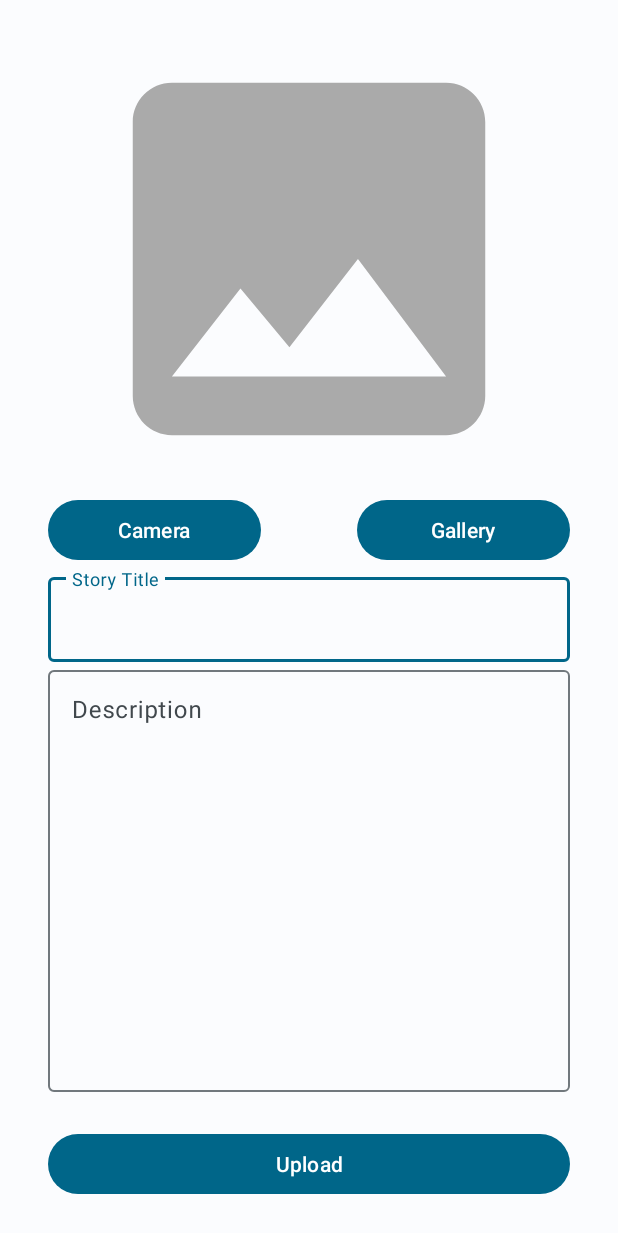
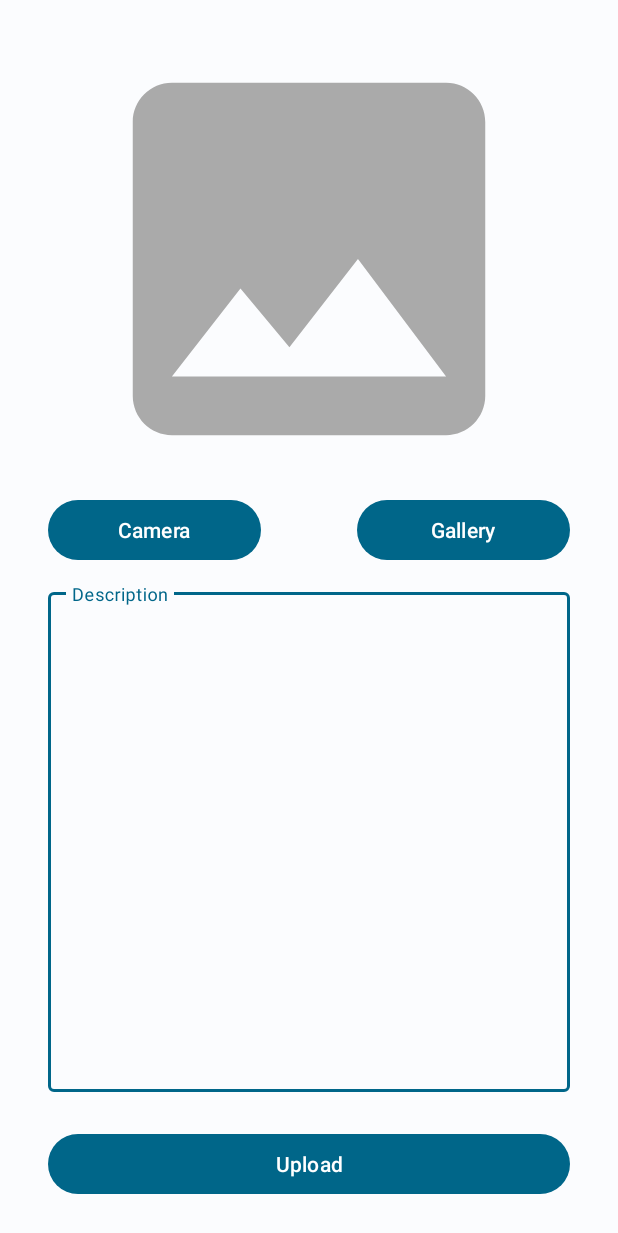
Before and after one commit to arifamsar/StoryApp, an Android app: the AddStoryActivity screen opened directly, with no data from a screen before it, on a phone screen of 412 x 824 dp. Shown: the top 1233 px of the screen. Run offline under Robolectric (Android 15) with nearby library versions, the light colour scheme and no system bars; network calls fail; pictures from the network do not load.

Commit message:
Create Intent Gallery and fix some strings

```diff
--- a/app/src/main/java/com/arfsar/storyapp/ui/AddStoryActivity.kt
+++ /dev/null
@@ -1,12 +0,0 @@
-package com.arfsar.storyapp.ui
-
-import androidx.appcompat.app.AppCompatActivity
-import android.os.Bundle
-import com.arfsar.storyapp.R
-
-class AddStoryActivity : AppCompatActivity() {
-    override fun onCreate(savedInstanceState: Bundle?) {
-        super.onCreate(savedInstanceState)
-        setContentView(R.layout.activity_add_story)
-    }
-}
--- /dev/null
+++ b/app/src/main/java/com/arfsar/storyapp/ui/addstory/AddStoryActivity.kt
@@ -0,0 +1,63 @@
+package com.arfsar.storyapp.ui.addstory
+
+import android.Manifest
+import android.net.Uri
+import android.os.Bundle
+import android.util.Log
+import android.widget.Toast
+import androidx.activity.result.PickVisualMediaRequest
+import androidx.activity.result.contract.ActivityResultContracts
+import androidx.appcompat.app.AppCompatActivity
+import com.arfsar.storyapp.databinding.ActivityAddStoryBinding
+
+class AddStoryActivity : AppCompatActivity() {
+
+    private lateinit var binding: ActivityAddStoryBinding
+
+    private var currentImageUri: Uri? = null
+
+    private val requestPermissionLauncher = registerForActivityResult(
+        ActivityResultContracts.RequestPermission()
+    ) { isGranted: Boolean ->
+        if (isGranted) {
+            Toast.makeText(this, "Permission request granted", Toast.LENGTH_SHORT).show()
+        } else {
+            Toast.makeText(this, "Permission request denied", Toast.LENGTH_SHORT).show()
+        }
+    }
+
+    override fun onCreate(savedInstanceState: Bundle?) {
+        super.onCreate(savedInstanceState)
+        binding = ActivityAddStoryBinding.inflate(layoutInflater)
+        setContentView(binding.root)
+
+        binding.galleryButton.setOnClickListener { selectImage()}
+
+    }
+
+    private fun selectImage() {
+        launcherGallery.launch(PickVisualMediaRequest(ActivityResultContracts.PickVisualMedia.ImageOnly))
+    }
+
+    private val launcherGallery = registerForActivityResult(
+        ActivityResultContracts.PickVisualMedia()
+    ) { uri: Uri? ->
+        if (uri != null) {
+            currentImageUri = uri
+            showImage()
+        } else {
+            Log.d("Photo Picker", "No Media selected")
+        }
+    }
+
+    private fun showImage() {
+        currentImageUri?.let {
+            Log.d("Image URI", "showImage: $it")
+            binding.previewImageView.setImageURI(it)
+        }
+    }
+
+    companion object {
+        private const val REQUIRED_PERMISSION = Manifest.permission.CAMERA
+    }
+}
--- /dev/null
+++ b/app/src/main/java/com/arfsar/storyapp/ui/addstory/AddStoryViewModel.kt
@@ -0,0 +1,4 @@
+package com.arfsar.storyapp.ui.addstory
+
+class AddStoryViewModel {
+}
--- a/app/src/main/java/com/arfsar/storyapp/ui/main/MainActivity.kt
+++ b/app/src/main/java/com/arfsar/storyapp/ui/main/MainActivity.kt
@@ -11,14 +11,15 @@ import com.arfsar.storyapp.R
 import com.arfsar.storyapp.data.ResultState
 import com.arfsar.storyapp.data.response.ListStoryItem
 import com.arfsar.storyapp.databinding.ActivityMainBinding
-import com.arfsar.storyapp.ui.AddStoryActivity
 import com.arfsar.storyapp.ui.ViewModelFactory
 import com.arfsar.storyapp.ui.adapter.StoryAdapter
+import com.arfsar.storyapp.ui.addstory.AddStoryActivity
 import com.arfsar.storyapp.ui.detail.DetailStoryActivity
 import com.arfsar.storyapp.ui.utils.Extra.EXTRA_DETAIL
 import com.arfsar.storyapp.ui.welcome.WelcomeActivity
 
 class MainActivity : AppCompatActivity() {
+
     private lateinit var binding: ActivityMainBinding
 
     private val viewModel by viewModels<MainViewModel> {
--- a/app/src/main/res/layout/activity_add_story.xml
+++ b/app/src/main/res/layout/activity_add_story.xml
@@ -4,7 +4,7 @@
     xmlns:tools="http://schemas.android.com/tools"
     android:layout_width="match_parent"
     android:layout_height="match_parent"
-    tools:context=".ui.AddStoryActivity">
+    tools:context=".ui.addstory.AddStoryActivity">
 
     <ImageView
         android:id="@+id/previewImageView"
@@ -60,35 +60,17 @@
         app:layout_constraintStart_toStartOf="parent" />
 
     <com.google.android.material.textfield.TextInputLayout
-        android:id="@+id/layoutTitleInput"
-        android:layout_width="0dp"
-        android:layout_height="wrap_content"
-        android:layout_marginStart="32dp"
-        android:layout_marginTop="50dp"
-        android:layout_marginEnd="32dp"
-        app:layout_constraintEnd_toEndOf="parent"
-        app:layout_constraintStart_toStartOf="parent"
-        app:layout_constraintTop_toBottomOf="@+id/previewImageView">
-
-        <com.google.android.material.textfield.TextInputEditText
-            android:id="@+id/editTextTitle"
-            android:layout_width="match_parent"
-            android:layout_height="wrap_content"
-            android:hint="@string/title"
-            android:inputType="text" />
-    </com.google.android.material.textfield.TextInputLayout>
-
-    <com.google.android.material.textfield.TextInputLayout
         android:id="@+id/layoutDescriptionInput"
         android:layout_width="0dp"
         android:layout_height="0dp"
         android:layout_marginStart="32dp"
+        android:layout_marginTop="60dp"
         android:layout_marginEnd="32dp"
         android:layout_marginBottom="24dp"
         app:layout_constraintBottom_toTopOf="@id/uploadButton"
         app:layout_constraintEnd_toEndOf="parent"
         app:layout_constraintStart_toStartOf="parent"
-        app:layout_constraintTop_toBottomOf="@id/layoutTitleInput">
+        app:layout_constraintTop_toBottomOf="@id/guidelineHorizontal">
 
         <com.google.android.material.textfield.TextInputEditText
             android:id="@+id/editTextDescription"
--- a/app/src/main/res/values/strings.xml
+++ b/app/src/main/res/values/strings.xml
@@ -1,7 +1,7 @@
 <resources>
     <string name="app_name">StoryApp</string>
     <string name="content_description_media">The picture from list story</string>
-    <string name="title">Story Title</string>
+    <string name="title">Creator Name</string>
     <string name="description">Description</string>
     <string name="welcome_title">Welcome to Story App</string>
     <string name="description_welcome">Do you want to share stories related to technology? You must use this Story App so your friends can see!</string>
```
Also changed, not shown: app/src/main/AndroidManifest.xml (+17 -1 lines), app/src/main/res/xml/file_paths.xml (added, +7 -0 lines), 1 other file.
